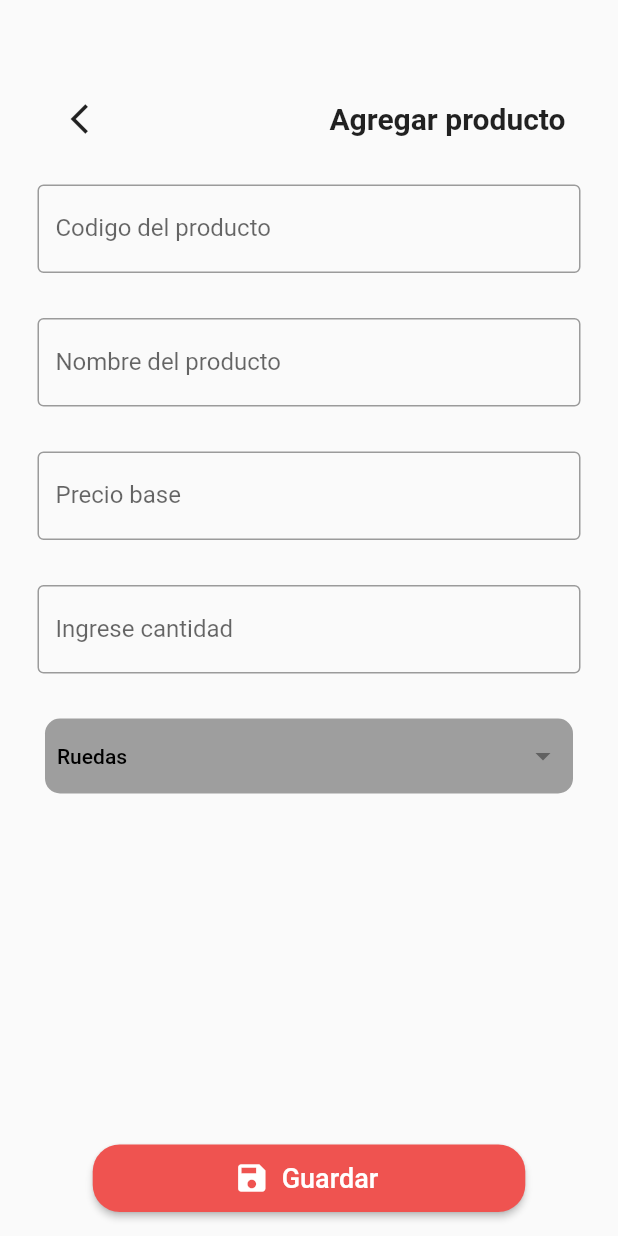
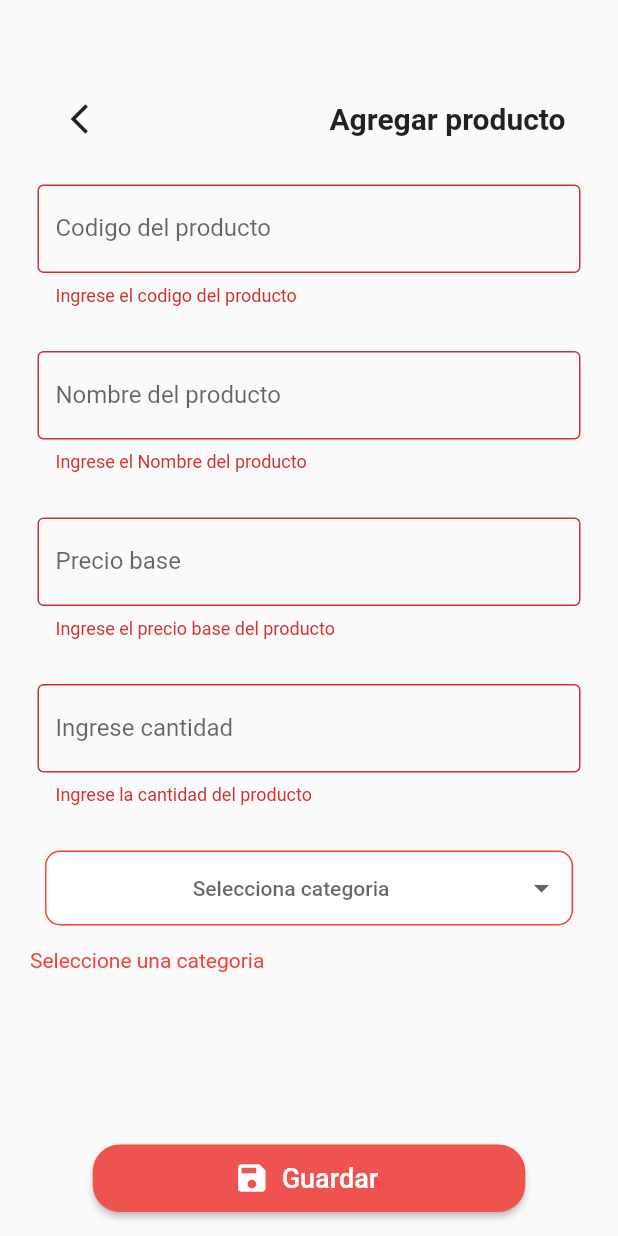
Before and after one commit to anything-devs/bike-soft-mobile-app, a Flutter app: the PantallaAgregarProducto screen opened by its route, after a tap on "Guardar", on a phone screen of 412 x 824 dp. Run offline on Flutter 3.47's test engine with Material 2 defaults, Android fonts, the phone set to English and light mode, and no system bars; our stand-ins replace flutter_local_notifications; missing offline and left inert: dart:ffi; network calls fail.

Commit message:
Se modifican una validaciones, y ahora el dropdown usa el modelo categoria

```diff
--- /dev/null
+++ b/lib/models/categoria.dart
@@ -0,0 +1,10 @@
+class Categoria {
+  final int id;
+  final String nombre;
+
+  Categoria({required this.id, required this.nombre});
+
+  factory Categoria.fromJson(Map<String, dynamic> json) {
+    return Categoria(id: json['ID'], nombre: json['nombre']);
+  }
+}
--- a/lib/models/producto.dart
+++ b/lib/models/producto.dart
@@ -1,20 +1,22 @@
 class Producto {
-  final int id;
+  final int? id;
   final String codigo;
   final String nombre;
   final double precioBase;
-  final double precioVenta;
-   int cantidad;
+  final double? precioVenta;
+  int cantidad;
   final int? cantidadMinima;
+  final int? categoriaId;
 
   Producto(
-      {required this.id,
+      {this.id,
       required this.codigo,
       required this.nombre,
       required this.precioBase,
-      required this.precioVenta,
+      this.precioVenta,
       required this.cantidad,
-      this.cantidadMinima});
+      this.cantidadMinima,
+      this.categoriaId});
 
   factory Producto.fromJson(Map<String, dynamic> json) {
     return Producto(
@@ -24,6 +26,12 @@ class Producto {
         precioBase: double.parse(json['precio_base'].toString()),
         precioVenta: double.parse(json['precio_venta'].toString()),
         cantidad: json['cantidad'],
-        cantidadMinima: json['cantidad_minima']);
+        cantidadMinima: json['cantidad_minima'],
+        categoriaId: json['cantidad_categoria']);
+  }
+
+  @override
+  String toString() {
+    return 'Producto {nombre: $codigo, descripcion: $nombre, precio base: $precioBase, cantidad: $cantidad, categoria: $categoriaId}';
   }
 }
--- a/lib/screens/pantalla_agregar_producto.dart
+++ b/lib/screens/pantalla_agregar_producto.dart
@@ -1,3 +1,5 @@
+import 'package:bike_soft_mobile_app/models/categoria.dart';
+import 'package:bike_soft_mobile_app/models/producto.dart';
 import 'package:flutter/material.dart';
 
 class PantallaAgregarProducto extends StatefulWidget {
@@ -9,10 +11,32 @@ class PantallaAgregarProducto extends StatefulWidget {
 }
 
 class _PantallaAgregarProductoState extends State<PantallaAgregarProducto> {
-  //final _controladorTexto = TextEditingController();
   final _llaveFormulario = GlobalKey<FormState>();
-  final List<String> _categorias = <String>["Ruedas", "Cadenas", "Timones"];
-  String _categoriaSeleccionada = "Ruedas";
+
+  final List<Categoria> _categorias = [
+    Categoria(id: 1, nombre: 'Pachas'),
+    Categoria(id: 2, nombre: 'Pedales'),
+    Categoria(id: 3, nombre: 'Timones')
+  ];
+
+  final _codigoControlador = TextEditingController();
+  final _nombreControlador = TextEditingController();
+  final _precioBaseControlador = TextEditingController();
+  final _cantidadControlador = TextEditingController();
+
+  int? _categoriaSeleccionada;
+  String? categoriaSeleccionada;
+  String? errorCategoria;
+
+  @override
+  void dispose() {
+    _codigoControlador.dispose();
+    _nombreControlador.dispose();
+    _precioBaseControlador.dispose();
+    _cantidadControlador.dispose();
+    super.dispose();
+  }
+
   @override
   Widget build(BuildContext context) {
     return WillPopScope(
@@ -25,6 +49,7 @@ class _PantallaAgregarProductoState extends State<PantallaAgregarProducto> {
           body: Padding(
               padding: const EdgeInsets.fromLTRB(20.0, 50.0, 20.0, 20.0),
               child: Form(
+                key: _llaveFormulario,
                 child: Column(
                   crossAxisAlignment: CrossAxisAlignment.stretch,
                   children: <Widget>[
@@ -52,6 +77,7 @@ class _PantallaAgregarProductoState extends State<PantallaAgregarProducto> {
                       padding: const EdgeInsets.symmetric(
                           horizontal: 5.0, vertical: 15),
                       child: TextFormField(
+                        controller: _codigoControlador,
                         decoration: const InputDecoration(
                             border: OutlineInputBorder(),
                             labelText: 'Codigo del producto'),
@@ -63,6 +89,7 @@ class _PantallaAgregarProductoState extends State<PantallaAgregarProducto> {
                       padding: const EdgeInsets.symmetric(
                           horizontal: 5.0, vertical: 15),
                       child: TextFormField(
+                        controller: _nombreControlador,
                         decoration: const InputDecoration(
                             border: OutlineInputBorder(),
                             labelText: 'Nombre del producto'),
@@ -74,6 +101,7 @@ class _PantallaAgregarProductoState extends State<PantallaAgregarProducto> {
                       padding: const EdgeInsets.symmetric(
                           horizontal: 5.0, vertical: 15),
                       child: TextFormField(
+                        controller: _precioBaseControlador,
                         decoration: const InputDecoration(
                             border: OutlineInputBorder(),
                             labelText: "Precio base"),
@@ -86,12 +114,14 @@ class _PantallaAgregarProductoState extends State<PantallaAgregarProducto> {
                         padding: const EdgeInsets.symmetric(
                             horizontal: 5.0, vertical: 15),
                         child: TextFormField(
+                          controller: _cantidadControlador,
                           decoration: const InputDecoration(
                               border: OutlineInputBorder(),
                               labelText: "Ingrese cantidad"),
                           keyboardType: TextInputType.number,
                           validator: validarCantidad,
                         )),
+                    // Categoria
                     Padding(
                       padding: const EdgeInsets.symmetric(
                           horizontal: 10.0, vertical: 15.0),
@@ -101,10 +131,42 @@ class _PantallaAgregarProductoState extends State<PantallaAgregarProducto> {
                         padding: const EdgeInsets.symmetric(
                             vertical: 4, horizontal: 8),
                         decoration: BoxDecoration(
-                              color: Colors.grey,
-                              borderRadius: BorderRadius.circular(10)),
-                          child: categoriasDropDown(),
+                            color: Colors.white,
+                            borderRadius: BorderRadius.circular(10),
+                            border: Border.all(
+                                color: errorCategoria != null
+                                    ? Colors.red
+                                    : Theme.of(context).colorScheme.primary,
+                                width: 1)),
+                        child: DropdownButtonHideUnderline(
+                            child: DropdownButton(
+                          value: _categoriaSeleccionada,
+                          items: _categorias.map((Categoria categoria) {
+                            return DropdownMenuItem<int>(
+                                value: categoria.id,
+                                child: Text(categoria.nombre));
+                          }).toList(),
+                          onChanged: (filtro) {
+                            validarCategoria(int.parse(filtro.toString()));
+                            setState(() {});
+                          },
+                          hint: const Text('Selecciona categoria'),
+                          style: const TextStyle(
+                            color: Colors.black,
+                            fontSize: 14,
+                            fontWeight: FontWeight.w500,
+                          ),
+                          elevation: 8,
+                          alignment: Alignment.center,
+                          isExpanded: true,
                         )),
+                      ),
+                    ),
+                    if (errorCategoria != null)
+                      Text(
+                        errorCategoria!,
+                        style: const TextStyle(color: Colors.red),
+                      ),
                     const SizedBox(
                       height: 16.0,
                     ),
@@ -119,7 +181,16 @@ class _PantallaAgregarProductoState extends State<PantallaAgregarProducto> {
                 width: MediaQuery.of(context).size.width * 0.7,
                 height: 45.0,
                 child: ElevatedButton.icon(
-                  onPressed: () {},
+                  onPressed: () {
+                    if (_llaveFormulario.currentState!.validate() &&
+                        _categoriaSeleccionada != 0) {
+                      _guardarProduto();
+                    } else {
+                      setState(() {
+                        errorCategoria = "Seleccione una categoria";
+                      });
+                    }
+                  },
                   icon: const Icon(
                     Icons.save,
                     color: Colors.white,
@@ -140,29 +211,22 @@ class _PantallaAgregarProductoState extends State<PantallaAgregarProducto> {
         ));
   }
 
-  DropdownButtonHideUnderline categoriasDropDown() {
-    return DropdownButtonHideUnderline(
-        child: DropdownButton(
-      value: _categoriaSeleccionada,
-      items: _categorias.map((String categoria) {
-        return DropdownMenuItem<String>(
-            value: categoria, child: Text(categoria));
-      }).toList(),
-      onChanged: (filtro) {
-        setState(() {
-          _categoriaSeleccionada = filtro!;
-        });
-      },
-      hint: const Text('Selecciona categoria'),
-      style: const TextStyle(
-        color: Colors.black,
-        fontSize: 14,
-        fontWeight: FontWeight.w500,
-      ),
-      elevation: 8,
-      alignment: Alignment.center,
-      isExpanded: true,
-    ));
+  // Guardar un nuevo producto
+  void _guardarProduto() {
+    if (_codigoControlador.text.isNotEmpty &&
+        _nombreControlador.text.isNotEmpty &&
+        _precioBaseControlador.text.isNotEmpty &&
+        _cantidadControlador.text.isNotEmpty &&
+        _categoriaSeleccionada != null) {
+      Producto nuevoProducto = Producto(
+          codigo: _codigoControlador.text,
+          nombre: _nombreControlador.text,
+          precioBase: double.parse(_precioBaseControlador.text),
+          cantidad: int.parse(_cantidadControlador.text),
+          categoriaId: _categoriaSeleccionada);
+
+      print(nuevoProducto);
+    }
   }
 
   // Validadores
@@ -203,4 +267,11 @@ class _PantallaAgregarProductoState extends State<PantallaAgregarProducto> {
     }
     return null;
   }
+
+  void validarCategoria(int filtro) {
+    setState(() {
+      errorCategoria = null;
+      _categoriaSeleccionada = filtro;
+    });
   }
+}
```
Lines whose indentation alone changed are shown as unchanged.
